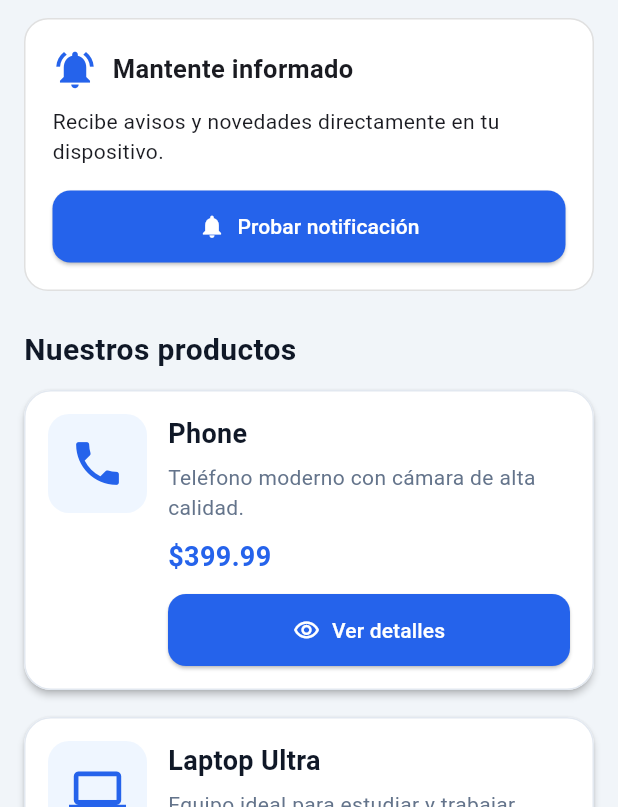
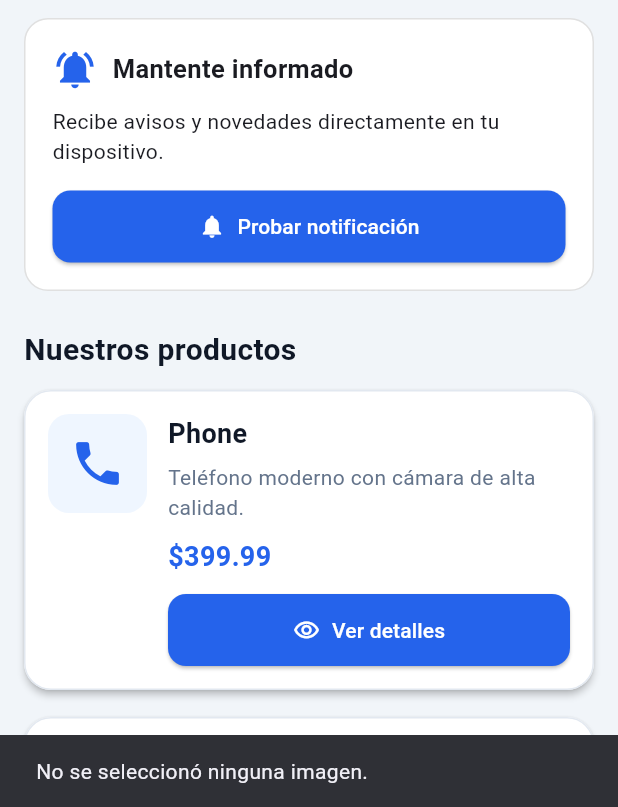
Before and after one commit to ajtorres-creator/APP_FLUTTER, a Flutter app: the screen it shows after launch, scrolled down 576 dp, after a tap on "Tomar fotografía", on a phone screen of 412 x 824 dp, the part 429-1236 px from its top. Run offline on Flutter 3.47's test engine with Material 3 defaults, Android fonts, the phone set to English and light mode, and no system bars; our stand-ins replace connectivity_plus, flutter_local_notifications, image_cropper, image_picker, shared_preferences.

Commit message:
feat: mejorar manejo de errores y permisos de imagenes

```diff
--- a/lib/screens/home_screen.dart
+++ b/lib/screens/home_screen.dart
@@ -37,9 +37,14 @@ class _HomeScreenState extends State<HomeScreen> {
 
     _initializeConnection();
 
-    _subscription = _connectivityService.connectivityStream.listen((results) {
-      _updateConnection(results);
-    });
+    _subscription = _connectivityService.connectivityStream.listen(
+      (results) {
+        _updateConnection(results);
+      },
+      onError: (error) {
+        debugPrint('Error de conectividad: $error');
+      },
+    );
   }
 
   // Inicializar el estado de conexión
@@ -69,6 +74,8 @@ class _HomeScreenState extends State<HomeScreen> {
 
       await _localStorageService.saveConnectionStatus(currentStatus);
     } catch (e) {
+      debugPrint('Error al inicializar conexión: $e');
+
       if (!mounted) return;
 
       setState(() {
@@ -89,7 +96,23 @@ class _HomeScreenState extends State<HomeScreen> {
       _loadingConnection = false;
     });
 
-    await _localStorageService.saveConnectionStatus(connected);
+    try {
+      await _localStorageService.saveConnectionStatus(connected);
+    } catch (e) {
+      debugPrint('Error al guardar estado de conexión: $e');
+    }
+  }
+
+  // Mostrar mensajes al usuario
+  void _showMessage(String message, {bool error = false}) {
+    if (!mounted) return;
+
+    ScaffoldMessenger.of(context).showSnackBar(
+      SnackBar(
+        content: Text(message),
+        backgroundColor: error ? Colors.red : null,
+      ),
+    );
   }
 
   // Seleccionar imagen desde cámara o galería
@@ -99,17 +122,26 @@ class _HomeScreenState extends State<HomeScreen> {
           ? await _imageService.takePhoto()
           : await _imageService.selectFromGallery();
 
-      if (image == null || !mounted) return;
+      if (!mounted) return;
+
+      if (image == null) {
+        final error = _imageService.lastError;
+
+        _showMessage(
+          error ?? 'No se seleccionó ninguna imagen.',
+          error: error != null,
+        );
+        return;
+      }
 
       setState(() {
         _selectedImage = image;
       });
+
+      _showMessage('Imagen seleccionada correctamente.');
     } catch (e) {
-      if (!mounted) return;
-
-      ScaffoldMessenger.of(context).showSnackBar(
-        SnackBar(content: Text('Error al seleccionar imagen: $e')),
-      );
+      debugPrint('Error al seleccionar imagen: $e');
+      _showMessage('Ocurrió un error al seleccionar la imagen.', error: true);
     }
   }
 
@@ -120,17 +152,26 @@ class _HomeScreenState extends State<HomeScreen> {
     try {
       final croppedImage = await _imageService.cropImage(_selectedImage!);
 
-      if (croppedImage == null || !mounted) return;
+      if (!mounted) return;
+
+      if (croppedImage == null) {
+        final error = _imageService.lastError;
+
+        _showMessage(
+          error ?? 'No se realizó el recorte de la imagen.',
+          error: error != null,
+        );
+        return;
+      }
 
       setState(() {
         _selectedImage = croppedImage;
       });
+
+      _showMessage('Imagen recortada correctamente.');
     } catch (e) {
-      if (!mounted) return;
-
-      ScaffoldMessenger.of(
-        context,
-      ).showSnackBar(SnackBar(content: Text('Error al recortar imagen: $e')));
+      debugPrint('Error al recortar imagen: $e');
+      _showMessage('Ocurrió un error al procesar la imagen.', error: true);
     }
   }
 
@@ -147,15 +188,13 @@ class _HomeScreenState extends State<HomeScreen> {
 
       if (!mounted) return;
 
-      ScaffoldMessenger.of(context).showSnackBar(
-        const SnackBar(content: Text('Notificación enviada correctamente.')),
-      );
+      _showMessage('Notificación enviada correctamente.');
     } catch (e) {
+      debugPrint('Error al enviar notificación: $e');
+
       if (!mounted) return;
 
-      ScaffoldMessenger.of(context).showSnackBar(
-        SnackBar(content: Text('Error al enviar notificación: $e')),
-      );
+      _showMessage('Error al enviar la notificación.', error: true);
     } finally {
       if (mounted) {
         setState(() {
--- a/lib/services/image_services.dart
+++ b/lib/services/image_services.dart
@@ -1,14 +1,20 @@
 import 'dart:io';
 
 import 'package:flutter/material.dart';
+import 'package:flutter/services.dart';
 import 'package:image_picker/image_picker.dart';
 import 'package:image_cropper/image_cropper.dart';
 
 class ImageService {
   final ImagePicker _picker = ImagePicker();
 
+  String? lastError;
+
   // Seleccionar una imagen desde la galería
   Future<File?> selectFromGallery() async {
+    lastError = null;
+
+    try {
       final XFile? image = await _picker.pickImage(
         source: ImageSource.gallery,
         imageQuality: 80,
@@ -17,10 +23,22 @@ class ImageService {
       if (image == null) return null;
 
       return File(image.path);
+    } on PlatformException catch (e) {
+      lastError = 'No se pudo acceder a la galería. Revisa los permisos.';
+      debugPrint('Error de galería: ${e.message}');
+      return null;
+    } catch (e) {
+      lastError = 'Ocurrió un error al seleccionar la imagen.';
+      debugPrint('Error al seleccionar imagen: $e');
+      return null;
+    }
   }
 
   // Tomar una fotografía con la cámara
   Future<File?> takePhoto() async {
+    lastError = null;
+
+    try {
       final XFile? image = await _picker.pickImage(
         source: ImageSource.camera,
         imageQuality: 80,
@@ -29,13 +47,28 @@ class ImageService {
       if (image == null) return null;
 
       return File(image.path);
+    } on PlatformException catch (e) {
+      lastError = 'No se pudo acceder a la cámara. Revisa los permisos.';
+      debugPrint('Error de cámara: ${e.message}');
+      return null;
+    } catch (e) {
+      lastError = 'Ocurrió un error al tomar la fotografía.';
+      debugPrint('Error al tomar fotografía: $e');
+      return null;
+    }
   }
 
-  // Recortar una imagen
+  // Recortar y comprimir una imagen
   Future<File?> cropImage(File imageFile) async {
+    lastError = null;
+
+    try {
       final CroppedFile? croppedImage = await ImageCropper().cropImage(
         sourcePath: imageFile.path,
+        compressFormat: ImageCompressFormat.jpg,
         compressQuality: 80,
+        maxWidth: 1200,
+        maxHeight: 1200,
         uiSettings: [
           AndroidUiSettings(
             toolbarTitle: 'Recortar imagen',
@@ -49,5 +82,14 @@ class ImageService {
       if (croppedImage == null) return null;
 
       return File(croppedImage.path);
+    } on PlatformException catch (e) {
+      lastError = 'No se pudo recortar la imagen.';
+      debugPrint('Error al recortar: ${e.message}');
+      return null;
+    } catch (e) {
+      lastError = 'Ocurrió un error al procesar la imagen.';
+      debugPrint('Error al procesar imagen: $e');
+      return null;
     }
   }
+}
```
Lines whose indentation alone changed are shown as unchanged.
